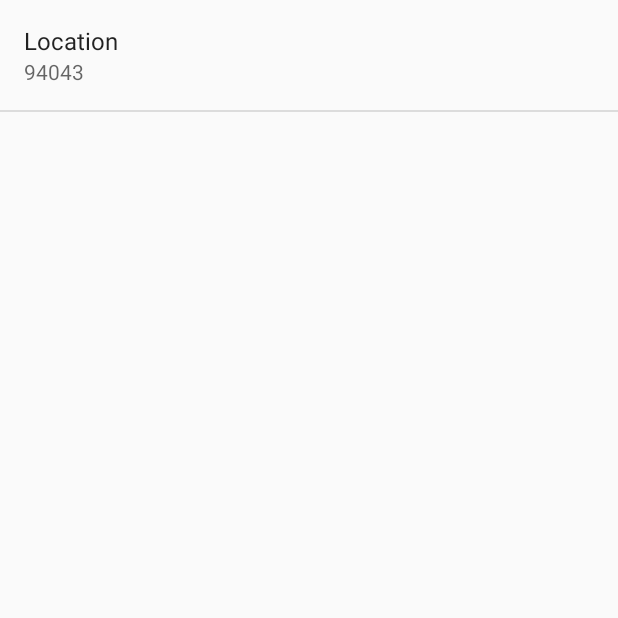
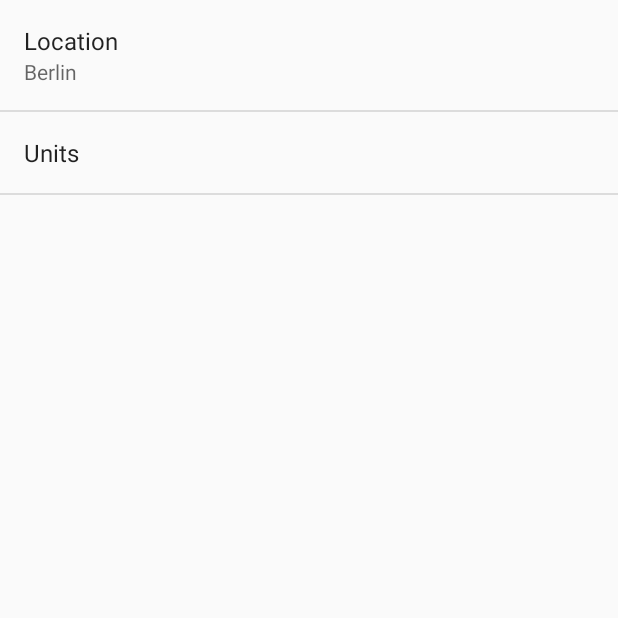
Before and after one commit to damianhinch/Sunshine, an Android app: the SettingsActivity screen opened directly, with no data from a screen before it, on a phone screen of 412 x 824 dp, the top half of it. Run offline under Robolectric (Android 15) with nearby library versions, the phone set to English and light mode, and no system bars.

Commit message:
Add the location preference to the SettingsActivity

```diff
--- a/app/src/main/java/com/damianhinch/sunshine/MainActivity.java
+++ b/app/src/main/java/com/damianhinch/sunshine/MainActivity.java
@@ -207,8 +207,8 @@ public class MainActivity extends ActionBarActivity {
             startActivity(intentToOpenSettingsActivity);
         }
         if (id == R.id.refresh_button) {
-            final String userPreferedLocation = getUserPreferredLocation();
-            populateListViewWithWeatherData(userPreferedLocation);
+            final String userPreferredLocation = getUserPreferredLocation();
+            populateListViewWithWeatherData(userPreferredLocation);
             return true;
         }
 
--- a/app/src/main/java/com/damianhinch/sunshine/SettingsActivity.java
+++ b/app/src/main/java/com/damianhinch/sunshine/SettingsActivity.java
@@ -16,6 +16,7 @@ public class SettingsActivity extends PreferenceActivity
         // TODO: Add preferences from XML
         addPreferencesFromResource(R.xml.pref_general);
         bindPreferenceSummaryToValue(findPreference(getString(R.string.preference_location_key)));
+        bindPreferenceSummaryToValue(findPreference(getString(R.string.preference_units_key)));
 
     }
 
--- /dev/null
+++ b/app/src/main/res/values/arrays.xml
@@ -0,0 +1,15 @@
+<?xml version="1.0" encoding="utf-8"?>
+<resources>
+
+  <!--Unit preference-->
+  <string-array name="Unit">
+    <item>"Metric"</item>
+    <item>"Archaic (Imperial)"</item>
+  </string-array>
+
+  <string-array name="unitAlias">
+    <item>"metric"</item>
+    <item>"imperial"</item>
+  </string-array>
+
+</resources>
--- a/app/src/main/res/values/strings.xml
+++ b/app/src/main/res/values/strings.xml
@@ -4,7 +4,14 @@
   <string name="action_settings">Settings</string>
   <string name="menu_item_refresh">Refresh</string>
   <string name="title_activity_detail_view">DetailView</string>
+
+  <!--Preference Location-->
   <string name="preference_location">Location</string>
-  <string name="preference_location_key" tramlatable="false">Berlin</string>
-  <string name="preference_default_value_location" tramlatable="false">94043</string>
+  <string name="preference_location_key" translatable="false">preference_location_key</string>
+  <string name="preference_default_value_location" translatable="false">Berlin</string>
+  <!--Preference Units-->
+  <string name="preference_units">Units</string>
+  <string name="preference_units_key" translatable="false">preference_units_key</string>
+  <string name="preference_default_value_units" translatable="false">metric</string>
+
 </resources>
--- a/app/src/main/res/xml/pref_general.xml
+++ b/app/src/main/res/xml/pref_general.xml
@@ -7,6 +7,11 @@
     android:inputType="text"
     android:singleLine="true" />
 
-
+  <ListPreference
+    android:title="Units"
+    android:key="@string/preference_units_key"
+    android:entries="@array/Unit"
+    android:entryValues="@array/unitAlias"
+    />
 
 </PreferenceScreen>
```
